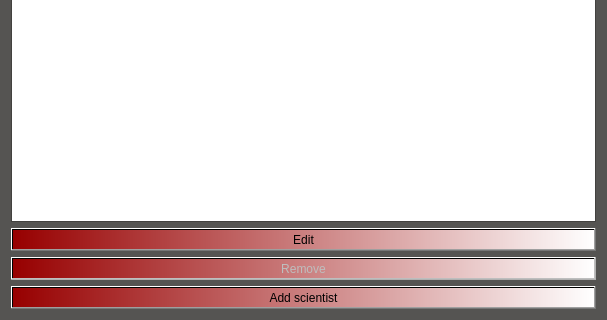
The window that EndurvinnslustöðATeam/Skil3/Ui/scientistsdisplay.ui (trunti/verklegtn-m) describes before a commit, drawn with Qt 5; both pictures show x 0 to 607 and y 162 to 482 of the 607 by 482 pixel window.
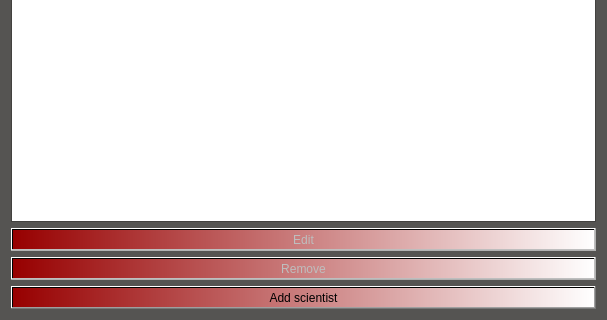
The same window after the commit. Icons and pictures are not drawn.

Diff of the .ui file:
```diff
--- a/EndurvinnslustöðATeam/Skil3/Ui/scientistsdisplay.ui
+++ b/EndurvinnslustöðATeam/Skil3/Ui/scientistsdisplay.ui
@@ -125,6 +125,9 @@
    </item>
    <item>
     <widget class="QPushButton" name="Button_edit">
+     <property name="enabled">
+      <bool>false</bool>
+     </property>
      <property name="styleSheet">
       <string notr="true">background-color: qlineargradient(spread:pad, x1:0, y1:0, x2:1, y2:0, stop:0 rgba(151, 0, 0, 255), stop:1 rgba(255, 255, 255, 255));
 </string>
```
